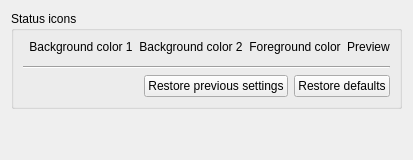
This is widgets/settings/iconsoptionpage.ui in Martchus/syncthingtray as Qt 5 draws it before an edit. The edited form follows.
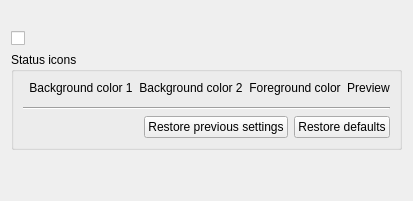
This is the edited form. Icons and pictures are not drawn.

```diff
--- a/widgets/settings/iconsoptionpage.ui
+++ b/widgets/settings/iconsoptionpage.ui
@@ -10,6 +10,12 @@
     <normaloff>.</normaloff>.</iconset>
   </property>
   <layout class="QVBoxLayout" name="verticalLayout">
+   <item>
+    <widget class="QLabel" name="contextLabel"/>
+   </item>
+   <item>
+    <widget class="QCheckBox" name="contextCheckBox"/>
+   </item>
    <item>
     <widget class="QGroupBox" name="statusIconsGroupBox">
      <property name="title">
```
Left out of the diff: 19 changed lines with no effect on the pictures.
